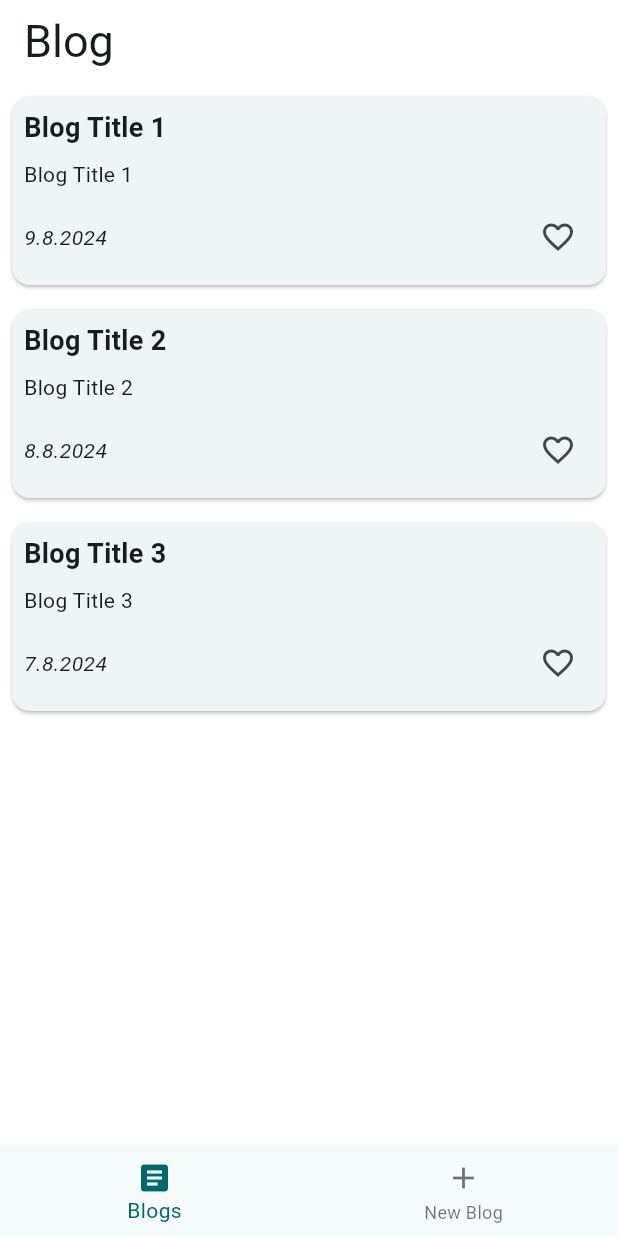
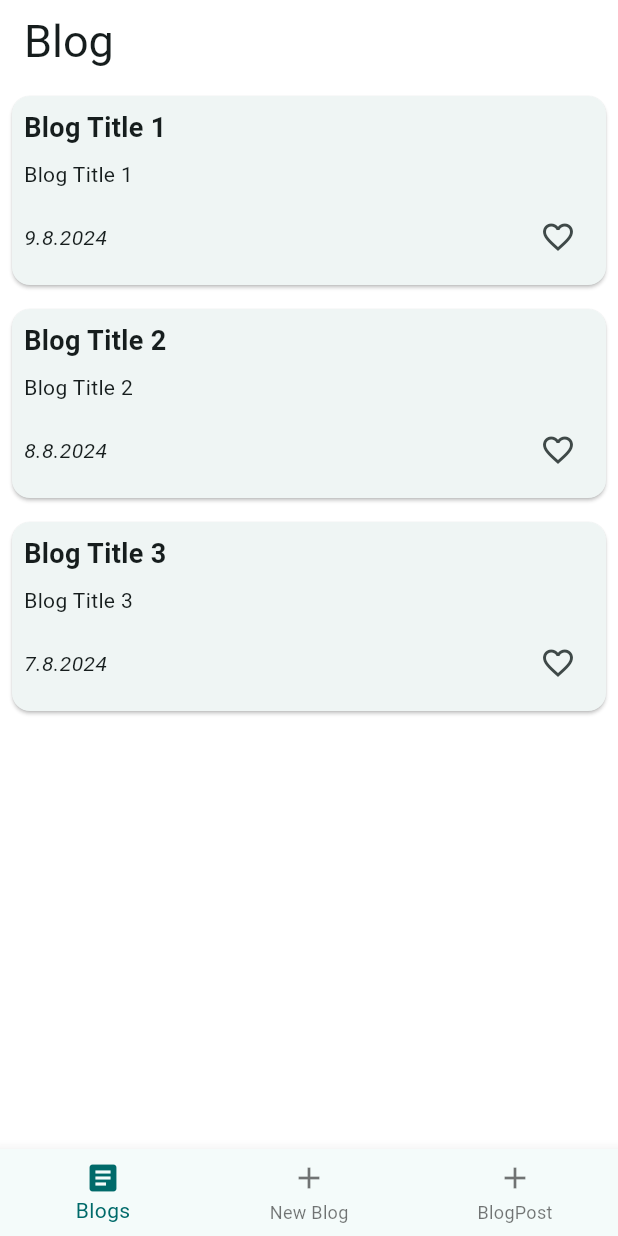
Before and after one commit to TukaWarrior/hftm_MobileComputing_Project_BlogProject, a Flutter app: the screen it shows after launch, on a phone screen of 412 x 824 dp. Run offline on Flutter 3.47's test engine with Material 3 defaults, Android fonts, the phone set to English and light mode, and no system bars.

Commit message:
Update main_screen.dart

```diff
--- a/lib/screens/main_screen.dart
+++ b/lib/screens/main_screen.dart
@@ -2,6 +2,7 @@ import 'package:blog_project/main.dart';
 import 'package:flutter/material.dart';
 import 'package:blog_project/screens/blog/blog_new_page.dart';
 import 'package:blog_project/screens/home_page.dart';
+import 'package:blog_project/screens/blogpost/blogpost_screen.dart';
 
 class MainMenuItem {
   static final List<MainMenuItem> items = _getMenuItems();
@@ -17,6 +18,7 @@ class MainMenuItem {
 List<MainMenuItem> _getMenuItems() => [
       MainMenuItem(icon: Icons.article, text: "Blogs", page: const HomePage()),
       MainMenuItem(icon: Icons.add, text: "New Blog", page: const BlogNewPage()),
+      MainMenuItem(icon: Icons.add, text: "BlogPost", page: const BlogPostPage()),
     ];
 
 class MainScreen extends StatefulWidget {
```
